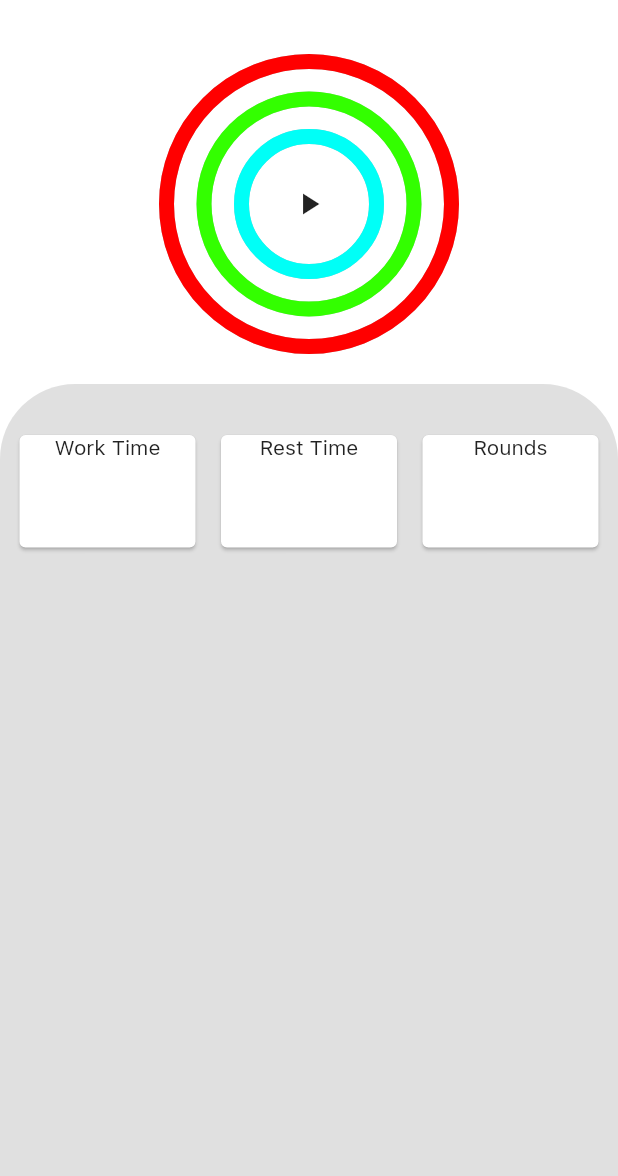
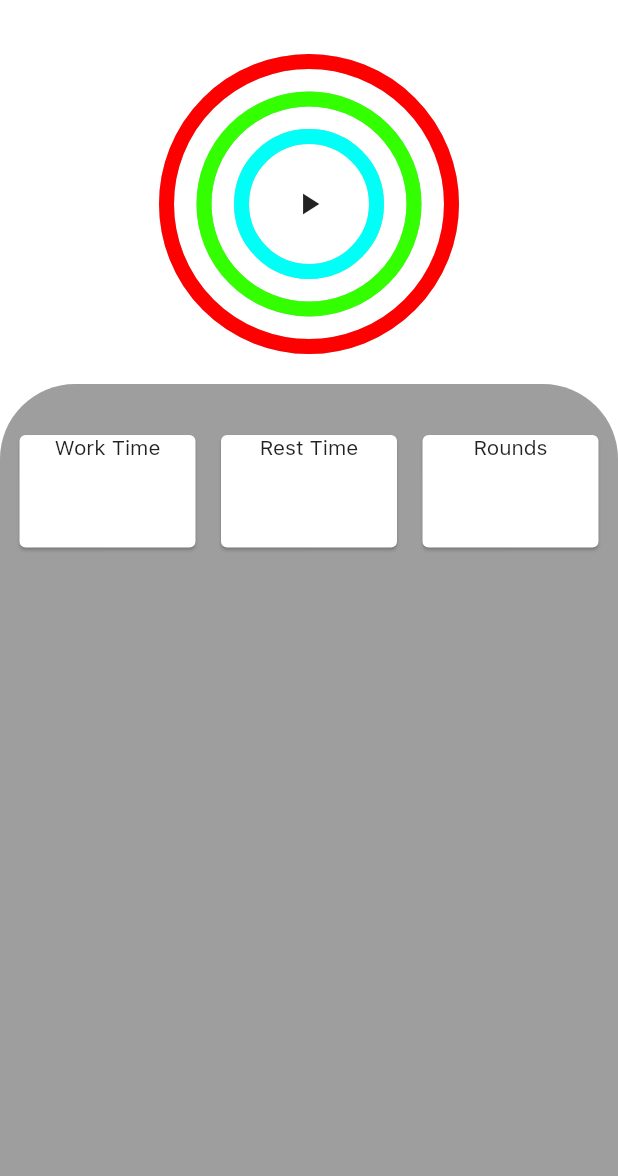
Before and after one commit to Chandram-Dutta/Promodoro, a Flutter app: the screen it shows after launch, on a phone screen of 412 x 824 dp, the part 60-1236 px from its top. Run offline on Flutter 3.47's test engine with Material 2 defaults, Android fonts, the phone set to English and light mode, and no system bars; drawn by our look-alikes of percent_indicator; our stand-ins replace flutter_riverpod.

Commit message:
Fixed SCeondary LIght Color

```diff
--- a/lib/main.dart
+++ b/lib/main.dart
@@ -26,7 +26,7 @@ class MyApp extends StatelessWidget {
         ),
         scaffoldBackgroundColor: Colors.white,
         colorScheme: ColorScheme.light(
-          secondary: Colors.grey.shade300,
+          secondary: Colors.grey.shade500,
         ),
       ),
       darkTheme: ThemeData(
```
Also changed, not shown: 1 other file.
